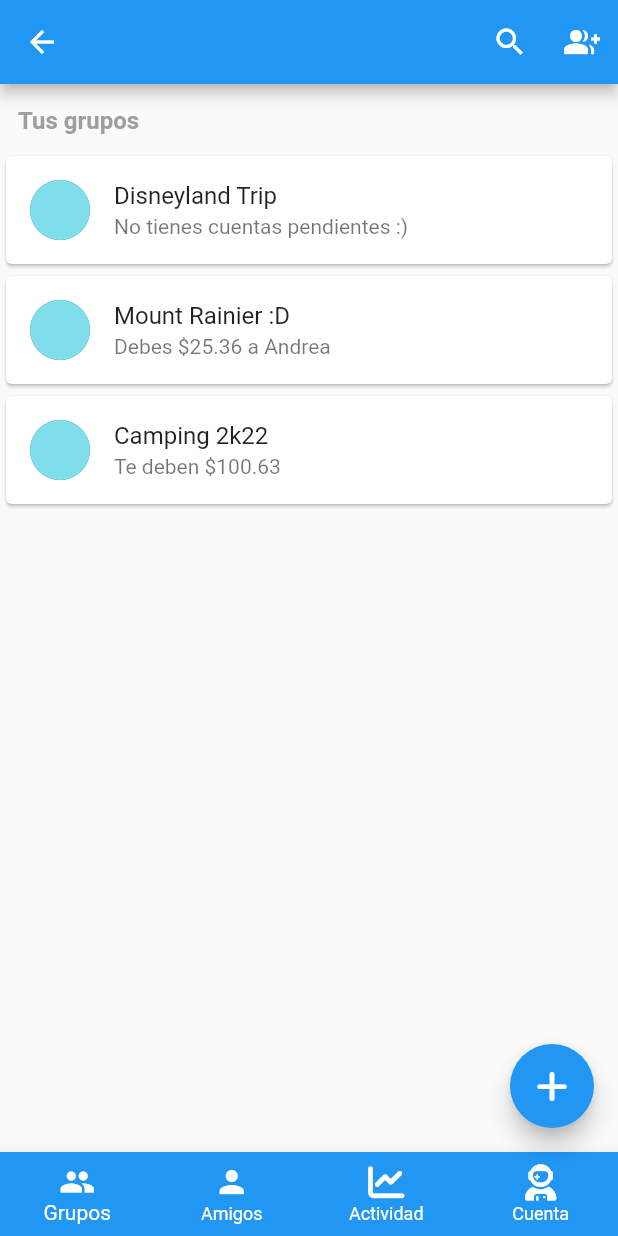
After one commit to kevinglezgmz/pdm_tuks_divide, a Flutter app: the MyGroupsPage screen opened directly, on a phone screen of 412 x 824 dp. The commit adds this screen. Run offline on Flutter 3.47's test engine with Material 2 defaults, Android fonts, the phone set to English and light mode, and no system bars; our stand-ins replace bloc, equatable, font_awesome_flutter; missing offline and left inert: dart:ffi.

Commit message:
feat: added groups page

```diff
--- a/lib/main.dart
+++ b/lib/main.dart
@@ -1,5 +1,4 @@
 import 'package:flutter/material.dart';
-import 'package:tuks_divide/pages/create_group_page/create_group_page.dart';
 import 'package:tuks_divide/pages/login_page/login_page.dart';
 
 void main() => runApp(const MyApp());
--- /dev/null
+++ b/lib/pages/my_groups_page/group_item.dart
@@ -0,0 +1,31 @@
+import 'package:flutter/material.dart';
+
+class GroupItem extends StatelessWidget {
+  final String groupName;
+  final String? groupImage;
+  final String debtDescription;
+
+  const GroupItem(
+      {super.key,
+      required this.groupName,
+      required this.groupImage,
+      required this.debtDescription});
+
+  @override
+  Widget build(BuildContext context) {
+    return Card(
+      //TODO: add logic to put group image
+      child: ListTile(
+        leading: CircleAvatar(
+            child: Container(
+          decoration: BoxDecoration(
+            shape: BoxShape.circle,
+            color: Colors.cyan[200],
+          ),
+        )),
+        title: Text(groupName),
+        subtitle: Text(debtDescription),
+      ),
+    );
+  }
+}
--- /dev/null
+++ b/lib/pages/my_groups_page/group_list.dart
@@ -0,0 +1,31 @@
+import 'package:flutter/material.dart';
+import 'package:tuks_divide/pages/my_groups_page/group_item.dart';
+
+class GroupList extends StatelessWidget {
+  final List<dynamic> membersData = [
+    {
+      "groupName": "Disneyland Trip",
+      "debtDescription": "No tienes cuentas pendientes :)"
+    },
+    {
+      "groupName": "Mount Rainier :D",
+      "debtDescription": "Debes \$25.36 a Andrea"
+    },
+    {"groupName": "Camping 2k22", "debtDescription": "Te deben \$100.63"}
+  ];
+  GroupList({super.key});
+
+  @override
+  Widget build(BuildContext context) {
+    return Expanded(
+        child: ListView.builder(
+            itemCount: membersData.length,
+            itemBuilder: (BuildContext context, int index) {
+              return GroupItem(
+                groupName: membersData[index]["groupName"],
+                groupImage: null,
+                debtDescription: membersData[index]["debtDescription"],
+              );
+            }));
+  }
+}
--- /dev/null
+++ b/lib/pages/my_groups_page/my_groups_page.dart
@@ -0,0 +1,49 @@
+import 'dart:ffi';
+
+import 'package:flutter/material.dart';
+import 'package:font_awesome_flutter/font_awesome_flutter.dart';
+import 'package:tuks_divide/pages/my_groups_page/group_list.dart';
+
+class MyGroupsPage extends StatelessWidget {
+  const MyGroupsPage({super.key});
+
+  @override
+  Widget build(BuildContext context) {
+    return Scaffold(
+      appBar: AppBar(actions: [
+        IconButton(onPressed: () {}, icon: const Icon(Icons.search)),
+        IconButton(onPressed: () {}, icon: const Icon(Icons.group_add))
+      ]),
+      body: Column(children: [
+        Container(
+          padding: const EdgeInsets.fromLTRB(12.0, 15.0, 12.0, 10.0),
+          alignment: Alignment.centerLeft,
+          child: const Text(
+            "Tus grupos",
+            style: TextStyle(
+                color: Colors.grey, fontSize: 16, fontWeight: FontWeight.bold),
+          ),
+        ),
+        GroupList(),
+      ]),
+      floatingActionButton: FloatingActionButton(
+        onPressed: () {},
+        child: const FaIcon(FontAwesomeIcons.plus),
+      ),
+      bottomNavigationBar: BottomNavigationBar(
+        backgroundColor: Colors.blue,
+        type: BottomNavigationBarType.fixed,
+        unselectedItemColor: Colors.white,
+        selectedItemColor: Colors.white,
+        items: const [
+          BottomNavigationBarItem(icon: Icon(Icons.group), label: "Grupos"),
+          BottomNavigationBarItem(icon: Icon(Icons.person), label: "Amigos"),
+          BottomNavigationBarItem(
+              icon: FaIcon(FontAwesomeIcons.chartLine), label: "Actividad"),
+          BottomNavigationBarItem(
+              icon: FaIcon(FontAwesomeIcons.userAstronaut), label: "Cuenta")
+        ],
+      ),
+    );
+  }
+}
```
